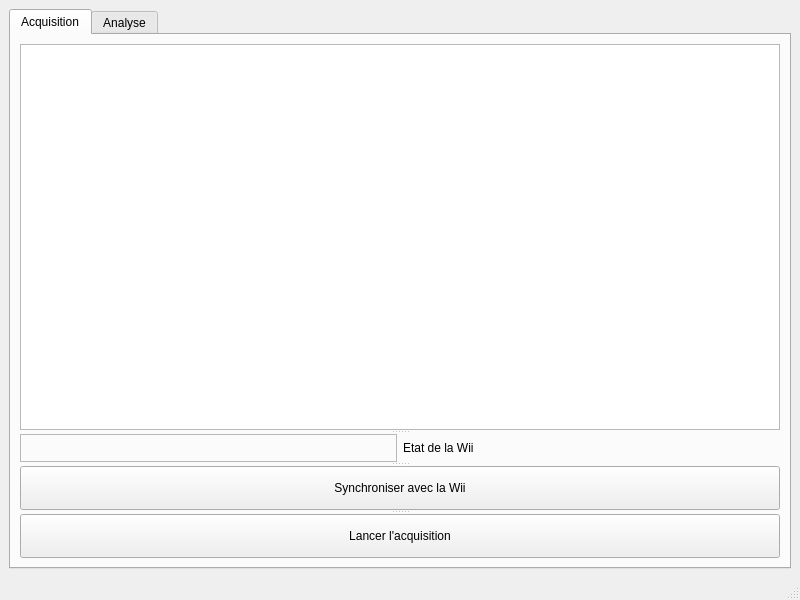
First picture: the form in interface.ui, repository Bastien38/wii, before the edit.
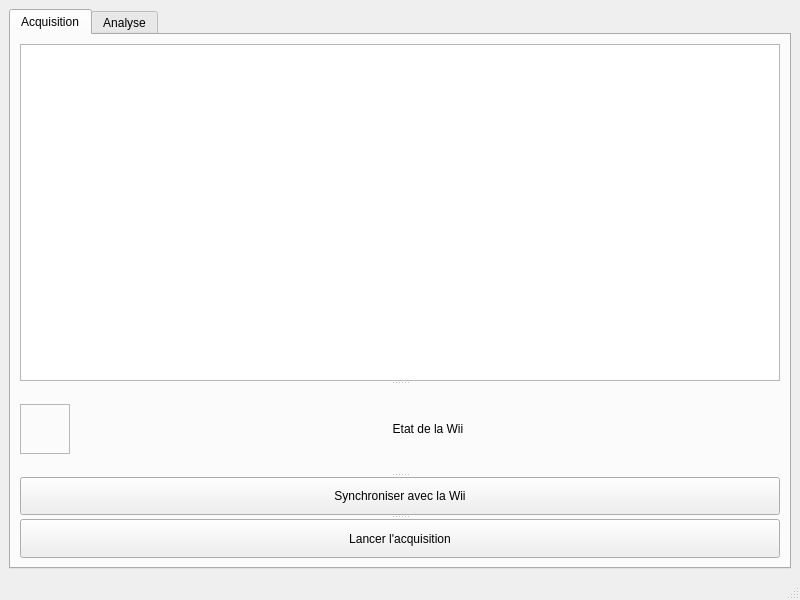
Second picture: the form after the edit.

Commit message: Changed wii status square to fixed size and text label

The edit to the form file:
```diff
--- a/interface.ui
+++ b/interface.ui
@@ -35,10 +35,28 @@
                <enum>Qt::Vertical</enum>
               </property>
               <widget class="QTextEdit" name="textEdit"/>
-              <widget class="QWidget" name="">
+              <widget class="QWidget" name="layoutWidget">
                <layout class="QHBoxLayout" name="horizontalLayout_3">
                 <item>
                  <widget class="QFrame" name="frame">
+                  <property name="sizePolicy">
+                   <sizepolicy hsizetype="Fixed" vsizetype="Fixed">
+                    <horstretch>0</horstretch>
+                    <verstretch>0</verstretch>
+                   </sizepolicy>
+                  </property>
+                  <property name="minimumSize">
+                   <size>
+                    <width>50</width>
+                    <height>50</height>
+                   </size>
+                  </property>
+                  <property name="baseSize">
+                   <size>
+                    <width>100</width>
+                    <height>100</height>
+                   </size>
+                  </property>
                   <property name="frameShape">
                    <enum>QFrame::StyledPanel</enum>
                   </property>
@@ -53,6 +71,12 @@
                   <property name="text">
                    <string>Etat de la Wii</string>
                   </property>
+                  <property name="scaledContents">
+                   <bool>true</bool>
+                  </property>
+                  <property name="alignment">
+                   <set>Qt::AlignCenter</set>
+                  </property>
                  </widget>
                 </item>
                </layout>
```
Left out of the diff: 3 changed lines with no effect on the pictures.
